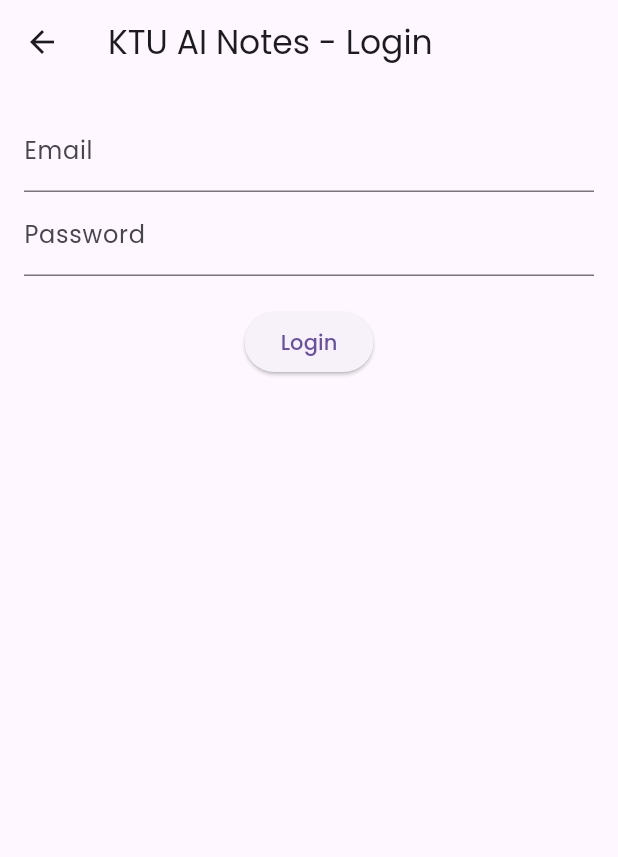
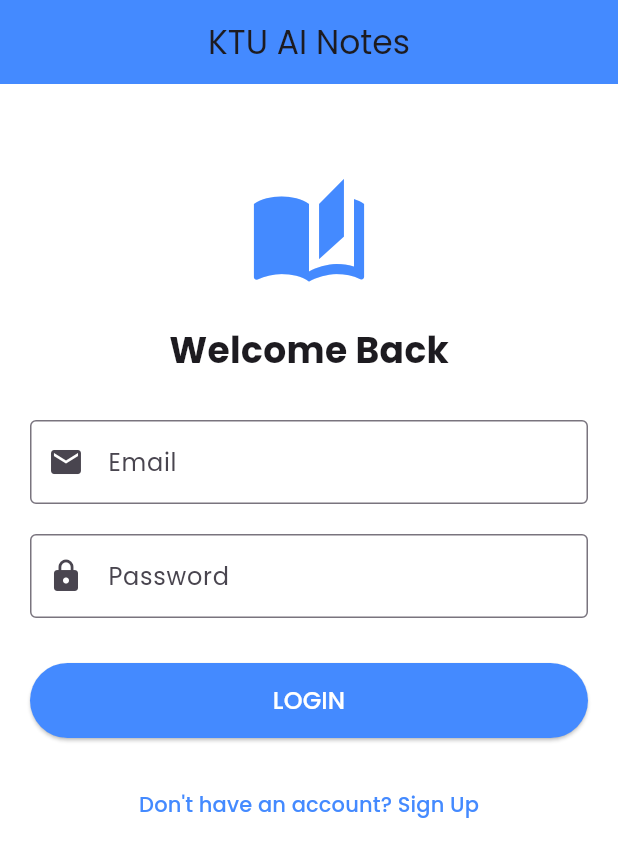
Before and after one commit to joellljose/ktu_notes_app, a Flutter app: the LoginScreen screen opened directly, on a phone screen of 412 x 824 dp. Shown: the top 857 px of the screen. Run offline on Flutter 3.47's test engine with Material 3 defaults, Android fonts, the light colour scheme and no system bars; our stand-ins replace firebase_auth, firebase_core, google_fonts; accounts and stored records are empty.

Commit message:
Phase 1: Completed full LoginScreen UI with navigation to Signup

```diff
--- a/lib/login_screen.dart
+++ b/lib/login_screen.dart
@@ -1,5 +1,6 @@
 import 'package:flutter/material.dart';
 import 'auth_service.dart';
+import 'signup_screen.dart';
 
 class LoginScreen extends StatefulWidget {
   @override
@@ -11,40 +12,100 @@ class _LoginScreenState extends State<LoginScreen> {
   final TextEditingController _emailController = TextEditingController();
   final TextEditingController _passwordController = TextEditingController();
   final AuthService _auth = AuthService();
+  bool isLoading = false;
 
   @override
   Widget build(BuildContext context) {
     return Scaffold(
-      appBar: AppBar(title: Text("KTU AI Notes - Login")),
-      body: Padding(
-        padding: EdgeInsets.all(16.0),
+      backgroundColor: Colors.white,
+      appBar: AppBar(
+        title: Text("KTU AI Notes"),
+        centerTitle: true,
+        elevation: 0,
+        backgroundColor: Colors.blueAccent,
+      ),
+      body: SingleChildScrollView(
+        padding: EdgeInsets.all(20.0),
         child: Form(
           key: _formKey,
           child: Column(
+            mainAxisAlignment: MainAxisAlignment.center,
             children: [
+              SizedBox(height: 40),
+              Icon(Icons.auto_stories, size: 80, color: Colors.blueAccent),
+              SizedBox(height: 20),
+              Text(
+                "Welcome Back",
+                style: TextStyle(fontSize: 24, fontWeight: FontWeight.bold),
+              ),
+              SizedBox(height: 30),
+
+              // Email Field
               TextFormField(
                 controller: _emailController,
-                decoration: InputDecoration(labelText: "Email"),
-                validator: (val) => val!.isEmpty ? "Enter an email" : null,
+                keyboardType: TextInputType.emailAddress,
+                decoration: InputDecoration(
+                  labelText: "Email",
+                  border: OutlineInputBorder(),
+                  prefixIcon: Icon(Icons.email),
+                ),
+                validator: (val) => val!.isEmpty ? "Please enter your email" : null,
               ),
+              SizedBox(height: 20),
+
+              // Password Field
               TextFormField(
                 controller: _passwordController,
-                decoration: InputDecoration(labelText: "Password"),
                 obscureText: true,
-                validator: (val) => val!.length < 6 ? "Password too short" : null,
+                decoration: InputDecoration(
+                  labelText: "Password",
+                  border: OutlineInputBorder(),
+                  prefixIcon: Icon(Icons.lock),
+                ),
+                validator: (val) => val!.length < 6 ? "Password must be 6+ chars" : null,
               ),
+              SizedBox(height: 30),
+
+              // Login Button
+              isLoading
+              ? CircularProgressIndicator()
+              : SizedBox(
+                  width: double.infinity,
+                  height: 50,
+                  child: ElevatedButton(
+                    style: ElevatedButton.styleFrom(backgroundColor: Colors.blueAccent),
+                    onPressed: () async {
+                      if (_formKey.currentState!.validate()) {
+                        setState(() => isLoading = true);
+                        dynamic result = await _auth.login(
+                            _emailController.text.trim(),
+                            _passwordController.text.trim()
+                        );
+                        setState(() => isLoading = false);
+
+                        if (result == null) {
+                          ScaffoldMessenger.of(context).showSnackBar(
+                            SnackBar(content: Text("Login Failed. Check credentials.")),
+                          );
+                        }
+                      }
+                    },
+                    child: Text("LOGIN", style: TextStyle(color: Colors.white, fontSize: 16)),
+                  ),
+                ),
+
               SizedBox(height: 20),
-              ElevatedButton(
-                onPressed: () async {
-                  if (_formKey.currentState!.validate()) {
-                    dynamic result = await _auth.login(_emailController.text, _passwordController.text);
-                    if (result != null) {
-                      print("Logged In");
-                      // Navigation to Home Screen will go here
-                    }
-                  }
+
+              // Navigation to Signup
+              TextButton(
+                onPressed: () {
+                  Navigator.push(
+                    context,
+                    MaterialPageRoute(builder: (context) => SignupScreen()),
+                  );
                 },
-                child: Text("Login"),
+                child: Text("Don't have an account? Sign Up",
+                  style: TextStyle(color: Colors.blueAccent)),
               ),
             ],
           ),
```
Also changed, not shown: lib/auth_gate.dart (added, +23 -0 lines), lib/main.dart (+18 -2 lines).
